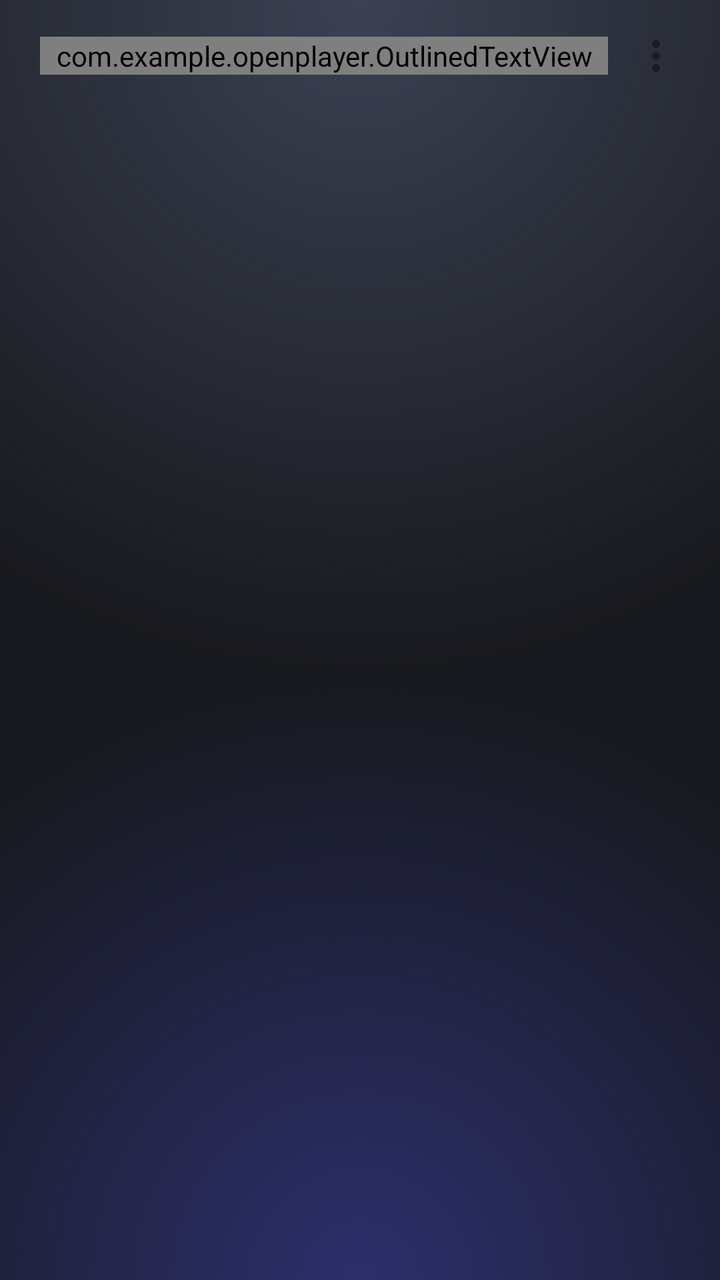
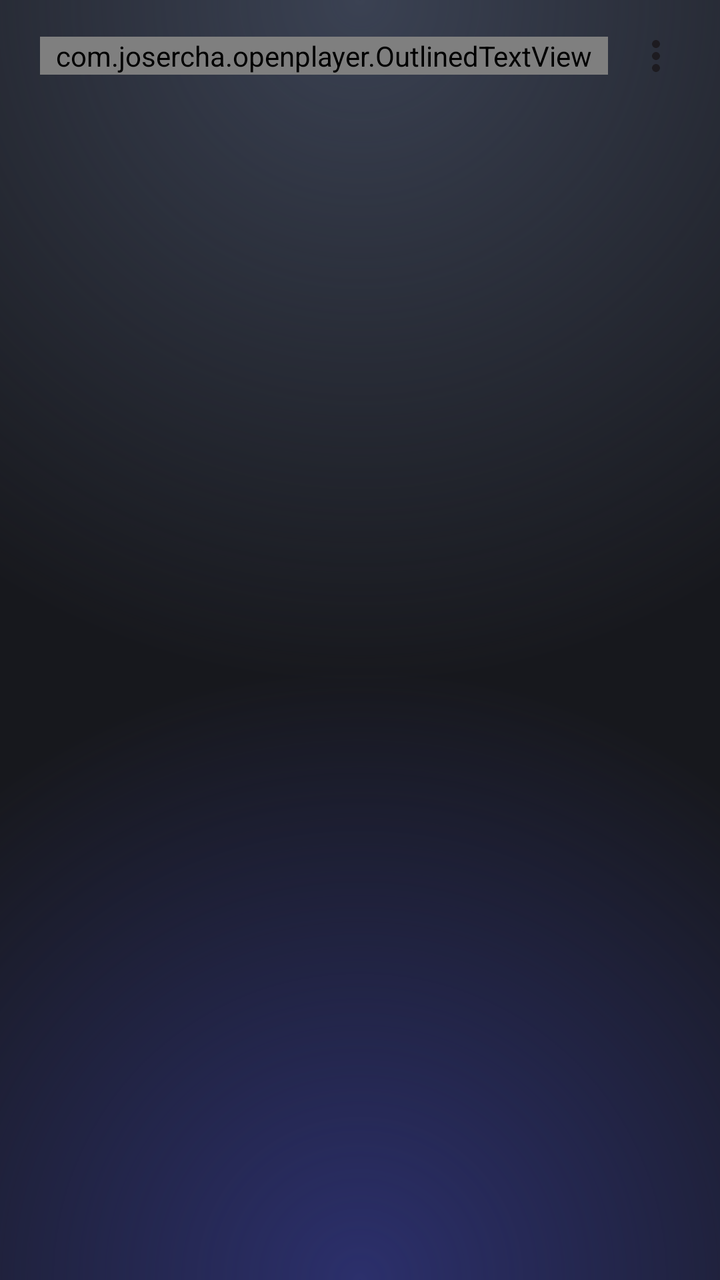

Before-and-after screenshots of an Android layout around one commit, followed by the original layout XML and the change that was made.
<!-- AndroidManifest.xml: application theme Theme.OpenPlayer -->
<!-- res/layout/activity_main.xml -->
<?xml version="1.0" encoding="utf-8"?>
<layout xmlns:android="http://schemas.android.com/apk/res/android">
    <FrameLayout
        android:layout_width="match_parent"
        android:layout_height="match_parent">

        <LinearLayout
            android:id="@+id/content"
            android:layout_width="match_parent"
            android:layout_height="match_parent"
            android:orientation="vertical">

            <FrameLayout
                android:layout_width="match_parent"
                android:layout_height="56dp">

                <LinearLayout
                    android:id="@+id/normalBar"
                    android:layout_width="match_parent"
                    android:layout_height="match_parent"
                    android:gravity="center_vertical"
                    android:orientation="horizontal"
                    android:paddingStart="20dp"
                    android:paddingEnd="8dp">

                    <com.example.openplayer.OutlinedTextView
                        android:id="@+id/appTitle"
                        android:layout_width="0dp"
                        android:layout_height="wrap_content"
                        android:layout_weight="1"
                        android:fontFamily="@font/tecnology"
                        android:paddingHorizontal="4dp"
                        android:text="@string/app_name"
                        android:textSize="32sp" />

                    <ImageButton
                        android:id="@+id/btnMore"
                        android:layout_width="48dp"
                        android:layout_height="48dp"
                        android:background="?attr/selectableItemBackgroundBorderless"
                        android:contentDescription="@string/more_options"
                        android:src="@drawable/ic_more_vert"
                        android:tint="?attr/colorOnSurface" />
                </LinearLayout>

                <LinearLayout
                    android:id="@+id/selectionBar"
                    android:layout_width="match_parent"
                    android:layout_height="match_parent"
                    android:gravity="center_vertical"
                    android:orientation="horizontal"
                    android:paddingStart="4dp"
                    android:paddingEnd="8dp"
                    android:visibility="gone">

                    <ImageButton
                        android:id="@+id/btnCloseSel"
                        android:layout_width="48dp"
                        android:layout_height="48dp"
                        android:background="?attr/selectableItemBackgroundBorderless"
                        android:contentDescription="@string/cancel"
                        android:src="@drawable/ic_close"
                        android:tint="?attr/colorOnSurface" />

                    <TextView
                        android:id="@+id/selTitle"
                        android:layout_width="0dp"
                        android:layout_height="wrap_content"
                        android:layout_marginStart="4dp"
                        android:layout_weight="1"
                        android:textSize="18sp"
                        android:textStyle="bold" />

                    <ImageButton
                        android:id="@+id/btnHide"
                        android:layout_width="48dp"
                        android:layout_height="48dp"
                        android:background="?attr/selectableItemBackgroundBorderless"
                        android:contentDescription="@string/hide"
                        android:src="@drawable/ic_visibility_off"
                        android:tint="?attr/colorOnSurface" />

                    <ImageButton
                        android:id="@+id/btnShow"
                        android:layout_width="48dp"
                        android:layout_height="48dp"
                        android:background="?attr/selectableItemBackgroundBorderless"
                        android:contentDescription="@string/show"
                        android:src="@drawable/ic_visibility"
                        android:tint="?attr/colorOnSurface" />

                    <ImageButton
                        android:id="@+id/btnDelete"
                        android:layout_width="48dp"
                        android:layout_height="48dp"
                        android:background="?attr/selectableItemBackgroundBorderless"
                        android:contentDescription="@string/delete"
                        android:src="@drawable/ic_delete"
                        android:tint="?attr/colorOnSurface" />
                </LinearLayout>
            </FrameLayout>

            <FrameLayout
                android:layout_width="match_parent"
                android:layout_height="0dp"
                android:layout_weight="1">

                <androidx.recyclerview.widget.RecyclerView
                    android:id="@+id/list"
                    android:layout_width="match_parent"
                    android:layout_height="match_parent"
                    android:clipToPadding="false"
                    android:paddingBottom="8dp" />

                <LinearLayout
                    android:id="@+id/emptyBox"
                    android:layout_width="match_parent"
                    android:layout_height="wrap_content"
                    android:layout_gravity="center"
                    android:gravity="center"
                    android:orientation="vertical"
                    android:padding="32dp"
                    android:visibility="gone">

                    <TextView
                        android:id="@+id/emptyText"
                        android:layout_width="wrap_content"
                        android:layout_height="wrap_content"
                        android:gravity="center"
                        android:textSize="16sp" />

                    <Button
                        android:id="@+id/btnGrant"
                        android:layout_width="wrap_content"
                        android:layout_height="wrap_content"
                        android:layout_marginTop="16dp"
                        android:text="@string/grant" />
                </LinearLayout>
            </FrameLayout>
        </LinearLayout>

        <FrameLayout
            android:id="@+id/menuOverlay"
            android:layout_width="match_parent"
            android:layout_height="match_parent"
            android:background="#59000000"
            android:clickable="true"
            android:focusable="true"
            android:visibility="gone">

            <LinearLayout
                android:id="@+id/menuPanel"
                android:layout_width="240dp"
                android:layout_height="wrap_content"
                android:layout_gravity="top|end"
                android:layout_marginTop="64dp"
                android:layout_marginEnd="12dp"
                android:background="@drawable/bg_menu_panel"
                android:clickable="true"
                android:focusable="true"
                android:orientation="vertical"
                android:padding="8dp">

                <LinearLayout
                    android:id="@+id/menuSelect"
                    android:layout_width="match_parent"
                    android:layout_height="52dp"
                    android:background="?attr/selectableItemBackground"
                    android:gravity="center_vertical"
                    android:orientation="horizontal"
                    android:paddingHorizontal="12dp">

                    <ImageView
                        android:layout_width="24dp"
                        android:layout_height="24dp"
                        android:importantForAccessibility="no"
                        android:src="@drawable/ic_select"
                        android:tint="?attr/colorOnSurface" />

                    <TextView
                        android:layout_width="wrap_content"
                        android:layout_height="wrap_content"
                        android:layout_marginStart="16dp"
                        android:text="@string/menu_select"
                        android:textSize="16sp" />
                </LinearLayout>

                <LinearLayout
                    android:id="@+id/menuThemes"
                    android:layout_width="match_parent"
                    android:layout_height="52dp"
                    android:background="?attr/selectableItemBackground"
                    android:gravity="center_vertical"
                    android:orientation="horizontal"
                    android:paddingHorizontal="12dp">

                    <ImageView
                        android:layout_width="24dp"
                        android:layout_height="24dp"
                        android:importantForAccessibility="no"
                        android:src="@drawable/ic_palette"
                        android:tint="?attr/colorOnSurface" />

                    <TextView
                        android:layout_width="wrap_content"
                        android:layout_height="wrap_content"
                        android:layout_marginStart="16dp"
                        android:text="@string/themes"
                        android:textSize="16sp" />
                </LinearLayout>

                <LinearLayout
                    android:id="@+id/menuSettings"
                    android:layout_width="match_parent"
                    android:layout_height="52dp"
                    android:background="?attr/selectableItemBackground"
                    android:gravity="center_vertical"
                    android:orientation="horizontal"
                    android:paddingHorizontal="12dp">

                    <ImageView
                        android:layout_width="24dp"
                        android:layout_height="24dp"
                        android:importantForAccessibility="no"
                        android:src="@drawable/ic_settings"
                        android:tint="?attr/colorOnSurface" />

                    <TextView
                        android:layout_width="wrap_content"
                        android:layout_height="wrap_content"
                        android:layout_marginStart="16dp"
                        android:text="@string/menu_settings"
                        android:textSize="16sp" />
                </LinearLayout>
            </LinearLayout>
        </FrameLayout>
    </FrameLayout>
</layout>
<!-- resources referenced by this layout -->
<resources>
  <!-- drawable bg_menu_panel (drawable) -->
  <shape xmlns:android="http://schemas.android.com/apk/res/android" android:shape="rectangle">
      <solid android:color="#D9141418" />
      <corners android:radius="20dp" />
      <stroke android:width="1dp" android:color="#33FFFFFF" />
  </shape>
  <!-- drawable ic_close (drawable) -->
  <vector xmlns:android="http://schemas.android.com/apk/res/android"
      android:width="24dp"
      android:height="24dp"
      android:viewportWidth="24"
      android:viewportHeight="24"
      android:tint="?attr/colorControlNormal">
      <path android:fillColor="@android:color/white" android:pathData="M19,6.41L17.59,5 12,10.59 6.41,5 5,6.41 10.59,12 5,17.59 6.41,19 12,13.41 17.59,19 19,17.59 13.41,12z" />
  </vector>
  <!-- drawable ic_delete (drawable) -->
  <vector xmlns:android="http://schemas.android.com/apk/res/android"
      android:width="24dp"
      android:height="24dp"
      android:viewportWidth="24"
      android:viewportHeight="24"
      android:tint="?attr/colorControlNormal">
      <path android:fillColor="@android:color/white" android:pathData="M6,19c0,1.1 0.9,2 2,2h8c1.1,0 2,-0.9 2,-2V7H6v12zM19,4h-3.5l-1,-1h-5l-1,1H5v2h14V4z" />
  </vector>
  <!-- drawable ic_more_vert (drawable) -->
  <vector xmlns:android="http://schemas.android.com/apk/res/android"
      android:width="24dp"
      android:height="24dp"
      android:viewportWidth="24"
      android:viewportHeight="24"
      android:tint="?attr/colorControlNormal">
      <path android:fillColor="@android:color/white" android:pathData="M12,8c1.1,0 2,-0.9 2,-2s-0.9,-2 -2,-2 -2,0.9 -2,2 0.9,2 2,2zM12,10c-1.1,0 -2,0.9 -2,2s0.9,2 2,2 2,-0.9 2,-2 -0.9,-2 -2,-2zM12,16c-1.1,0 -2,0.9 -2,2s0.9,2 2,2 2,-0.9 2,-2 -0.9,-2 -2,-2z" />
  </vector>
  <!-- drawable ic_select (drawable) -->
  <vector xmlns:android="http://schemas.android.com/apk/res/android"
      android:width="24dp"
      android:height="24dp"
      android:viewportWidth="24"
      android:viewportHeight="24"
      android:tint="?attr/colorControlNormal">
      <path android:fillColor="@android:color/white" android:pathData="M19,3H5c-1.11,0 -2,0.9 -2,2v14c0,1.1 0.89,2 2,2h14c1.11,0 2,-0.9 2,-2V5c0,-1.1 -0.89,-2 -2,-2zM10,17l-5,-5 1.41,-1.41L10,14.17l7.59,-7.59L19,8l-9,9z" />
  </vector>
  <!-- drawable ic_visibility (drawable) -->
  <vector xmlns:android="http://schemas.android.com/apk/res/android"
      android:width="24dp"
      android:height="24dp"
      android:viewportWidth="24"
      android:viewportHeight="24"
      android:tint="?attr/colorControlNormal">
      <path android:fillColor="@android:color/white" android:pathData="M12,4.5C7,4.5 2.73,7.61 1,12c1.73,4.39 6,7.5 11,7.5s9.27,-3.11 11,-7.5c-1.73,-4.39 -6,-7.5 -11,-7.5zM12,17c-2.76,0 -5,-2.24 -5,-5s2.24,-5 5,-5 5,2.24 5,5 -2.24,5 -5,5zM12,9c-1.66,0 -3,1.34 -3,3s1.34,3 3,3 3,-1.34 3,-3 -1.34,-3 -3,-3z" />
  </vector>
  <string name="app_name">Open Player</string>
  <string name="cancel">Cancelar</string>
  <string name="delete">Excluir</string>
  <string name="grant">Permitir acesso</string>
  <string name="hide">Ocultar</string>
  <string name="menu_select">Selecionar</string>
  <string name="menu_settings">Configurações</string>
  <string name="more_options">Mais opções</string>
  <string name="show">Mostrar</string>
  <string name="themes">Temas</string>
  <style name="Theme.OpenPlayer" parent="Theme.Material3.DayNight.NoActionBar">
          <item name="android:colorBackground">@color/app_bg</item>
          <item name="android:windowBackground">@drawable/base_bg</item>
          <item name="android:statusBarColor">@android:color/transparent</item>
          <item name="android:navigationBarColor">@android:color/transparent</item>
          <item name="android:windowLightStatusBar">false</item>
      </style>
  <color name="app_bg">#0B0B0E</color>
  <!-- unchanged entries left out for length: 4 -->
</resources>

<!-- the commit's change to res/layout/activity_main.xml (unified diff, before → after) -->
@@ -23,7 +23,7 @@
                     android:paddingStart="20dp"
                     android:paddingEnd="8dp">
 
-                    <com.example.openplayer.OutlinedTextView
+                    <com.josercha.openplayer.OutlinedTextView
                         android:id="@+id/appTitle"
                         android:layout_width="0dp"
                         android:layout_height="wrap_content"
